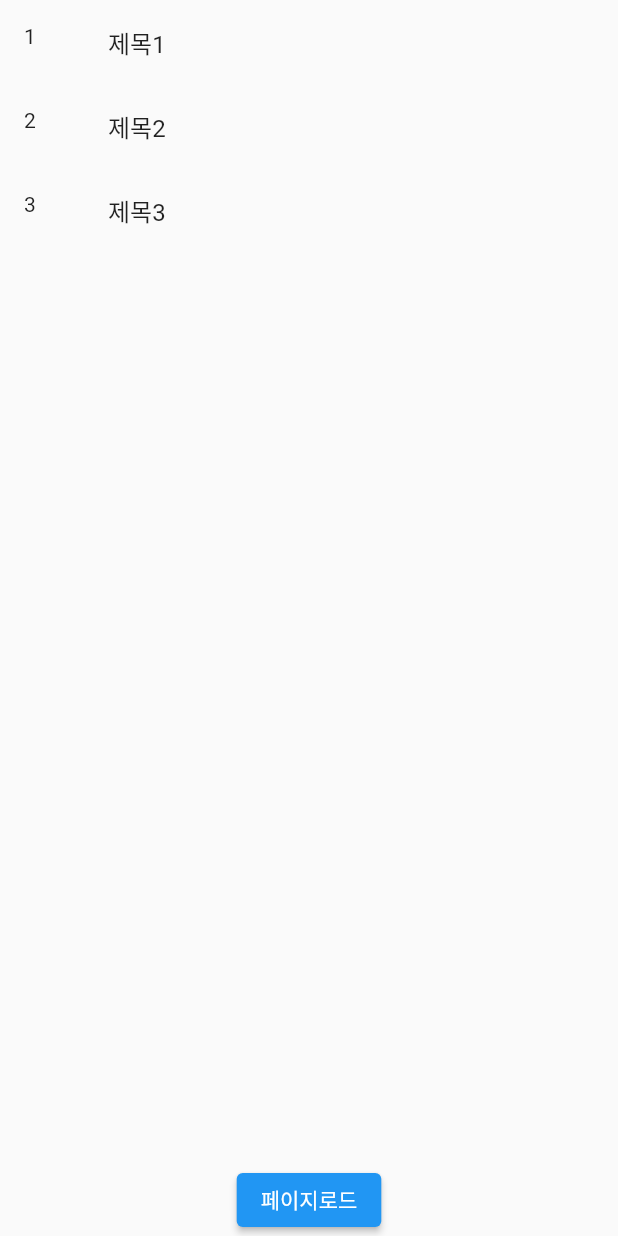
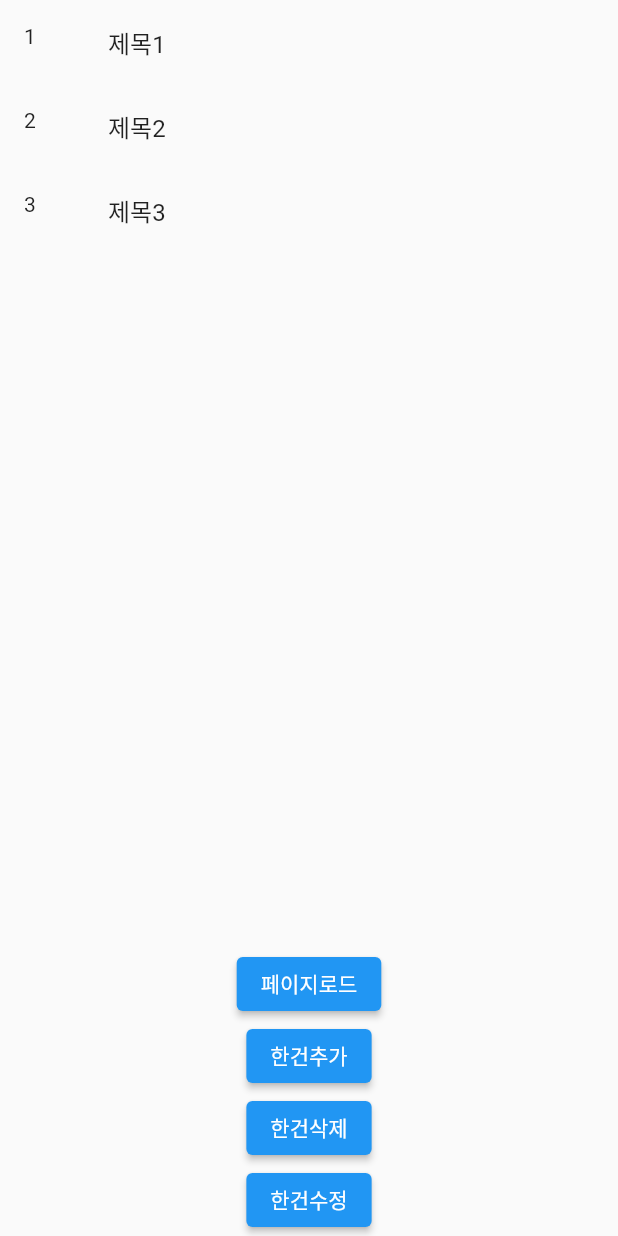
Before and after one commit to NomadHuns/flutter_crud_practice, a Flutter app: the screen it shows after launch, after a tap on "페이지로드", on a phone screen of 412 x 824 dp. Run offline on Flutter 3.47's test engine with Material 2 defaults, Android fonts, the phone set to English and light mode, and no system bars; our stand-ins replace flutter_riverpod.

Commit message:
기본 CRUD 구현

```diff
--- a/lib/model/post/post.dart
+++ b/lib/model/post/post.dart
@@ -1,4 +1,6 @@
 import 'dart:convert';
+
+import 'package:http_riverpod_app/model/post/user.dart';
 
 Post postFromJson(String str) => Post.fromJson(json.decode(str));
 
@@ -10,18 +12,21 @@ class Post {
     this.id,
     this.title,
     this.body,
+    this.user,
   });
 
   int? userId;
   int? id;
   String? title;
   String? body;
+  User? user;
 
   factory Post.fromJson(Map<String, dynamic> json) => Post(
     userId: json["userId"],
     id: json["id"],
     title: json["title"],
     body: json["body"],
+    user: User.fromJson(json["user"]),
   );
 
   Map<String, dynamic> toJson() => {
@@ -29,5 +34,6 @@ class Post {
     "id": id,
     "title": title,
     "body": body,
+    "user": user?.toJson(),
   };
 }
--- /dev/null
+++ b/lib/model/post/user.dart
@@ -0,0 +1,25 @@
+import 'dart:convert';
+
+User userFromJson(String str) => User.fromJson(json.decode(str));
+
+String userToJson(User data) => json.encode(data.toJson());
+
+class User {
+  int? id;
+  String? username;
+  String? email;
+
+  User({this.id, this.username, this.email});
+
+  factory User.fromJson(Map<String, dynamic> json) => User(
+    id: json["id"],
+    username: json["title"],
+    email: json["body"],
+  );
+
+  Map<String, dynamic> toJson() => {
+    "id": id,
+    "username": username,
+    "email": email,
+  };
+}
--- a/lib/view/pages/post/home/post_home_page.dart
+++ b/lib/view/pages/post/home/post_home_page.dart
@@ -16,15 +16,34 @@ class PostHomePage extends ConsumerWidget {
       body: Column(
         children: [
           Expanded(
-              child: postHomePageModel != null
-                  ? _buildListView(postHomePageModel.posts)
-                  : const CircularProgressIndicator()),
+            child: postHomePageModel != null
+                ? _buildListView(postHomePageModel.posts)
+                : _buildListView([]),
+          ),
           ElevatedButton(
             onPressed: () {
               postCon.findPosts();
             },
-            child: Text("페이지로드"),
-          )
+            child: const Text("페이지로드"),
+          ),
+          ElevatedButton(
+            onPressed: () {
+              postCon.addPost("제목4");
+            },
+            child: const Text("한건추가"),
+          ),
+          ElevatedButton(
+            onPressed: () {
+              postCon.removePost(1);
+            },
+            child: const Text("한건삭제"),
+          ),
+          ElevatedButton(
+            onPressed: () {
+              postCon.updatePost(Post(id: 2, title: "제목이용"));
+            },
+            child: const Text("한건수정"),
+          ),
         ],
       ),
     );
--- a/lib/view/pages/post/home/post_home_page_view_model.dart
+++ b/lib/view/pages/post/home/post_home_page_view_model.dart
@@ -13,6 +13,26 @@ class PostHomePageViewModel extends StateNotifier<PostHomePageModel?>{
   void init(List<Post> postDtoList) {
     state = PostHomePageModel(posts: postDtoList);
   }
+
+  void add(Post post) {
+    List<Post> posts = state!.posts;
+    List<Post> newPosts = [...posts, post]; // 변경 감지는 레퍼런스 주소가 달라져야 한다. (깊은 복사 방식)
+    posts.add(post); // 새로운 객체를 들고오므로 다음과 같은 경우에도 가능하다.
+    state = PostHomePageModel(posts: newPosts); // 값이 동일해도, 레퍼런스 주소가 달라지면 빌드한다.
+  }
+
+  void remove(int id) {
+    List<Post> posts = state!.posts;
+    // 검색과 삭제
+    List<Post> newPosts = posts.where((e) => e.id != id).toList(); // where() 안의 조건이 true라면 newList로 들어가고, false면 들어가지 않는다.
+    state = PostHomePageModel(posts: newPosts);
+  }
+
+  void update(Post post) {
+    List<Post> posts = state!.posts;
+    List<Post> newPosts = posts.map((e) => e.id == post.id ? post : e).toList();
+    state = PostHomePageModel(posts: newPosts);
+  }
 }
 
 // 창고 데이터
```
Also changed, not shown: lib/controller/post_controller.dart (+16 -0 lines), lib/model/post/post_repository.dart (+26 -3 lines).
